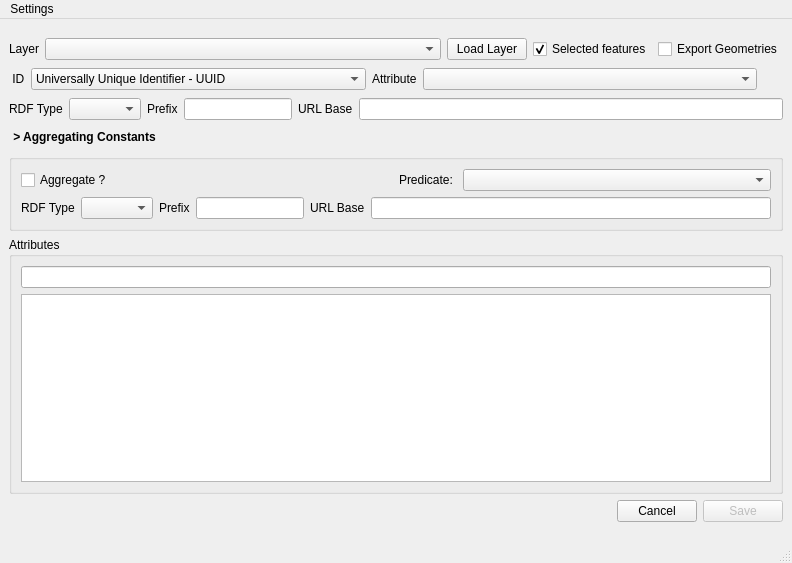
Above: Layer2Triple_main_base.ui from LambdaGeo/qgisparql-layer2triple before the change. Below: the same form after it.
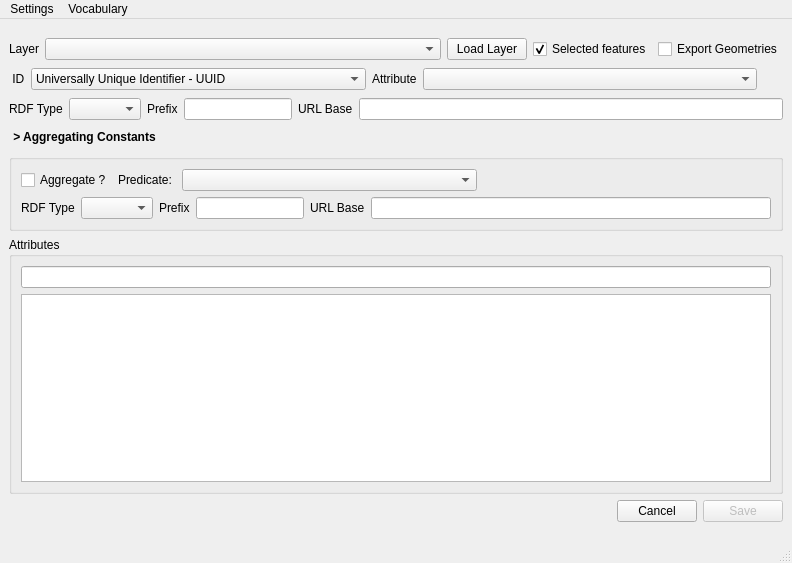
That is the form after the change.

Commit message: atualizando design

What changed in the file:
```diff
--- a/Layer2Triple_main_base.ui
+++ b/Layer2Triple_main_base.ui
@@ -362,13 +362,26 @@
                <item>
                 <widget class="QComboBox" name="comboBoxPredicate">
                  <property name="sizePolicy">
-                  <sizepolicy hsizetype="Preferred" vsizetype="Fixed">
+                  <sizepolicy hsizetype="Expanding" vsizetype="Fixed">
                    <horstretch>0</horstretch>
                    <verstretch>0</verstretch>
                   </sizepolicy>
                  </property>
                 </widget>
                </item>
+               <item>
+                <spacer name="horizontalSpacer_2">
+                 <property name="orientation">
+                  <enum>Qt::Horizontal</enum>
+                 </property>
+                 <property name="sizeHint" stdset="0">
+                  <size>
+                   <width>40</width>
+                   <height>20</height>
+                  </size>
+                 </property>
+                </spacer>
+               </item>
               </layout>
              </item>
             </layout>
@@ -467,9 +480,15 @@
     </property>
     <addaction name="actionSave"/>
     <addaction name="actionOpen"/>
+   </widget>
+   <widget class="QMenu" name="menuVocabulary">
+    <property name="title">
+     <string>Vocabulary</string>
+    </property>
     <addaction name="actionLoad_Vocabulary"/>
    </widget>
    <addaction name="menuSettings"/>
+   <addaction name="menuVocabulary"/>
   </widget>
   <widget class="QStatusBar" name="statusbar"/>
   <action name="actionSave">
```
The commit also changes 1 other file.
